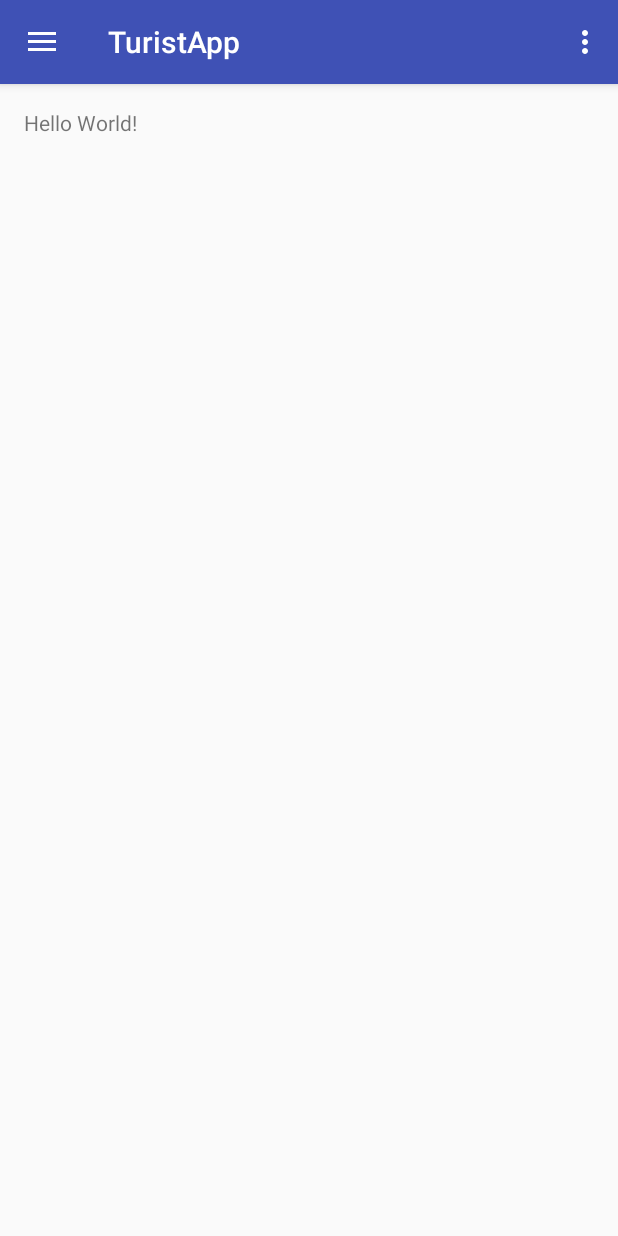
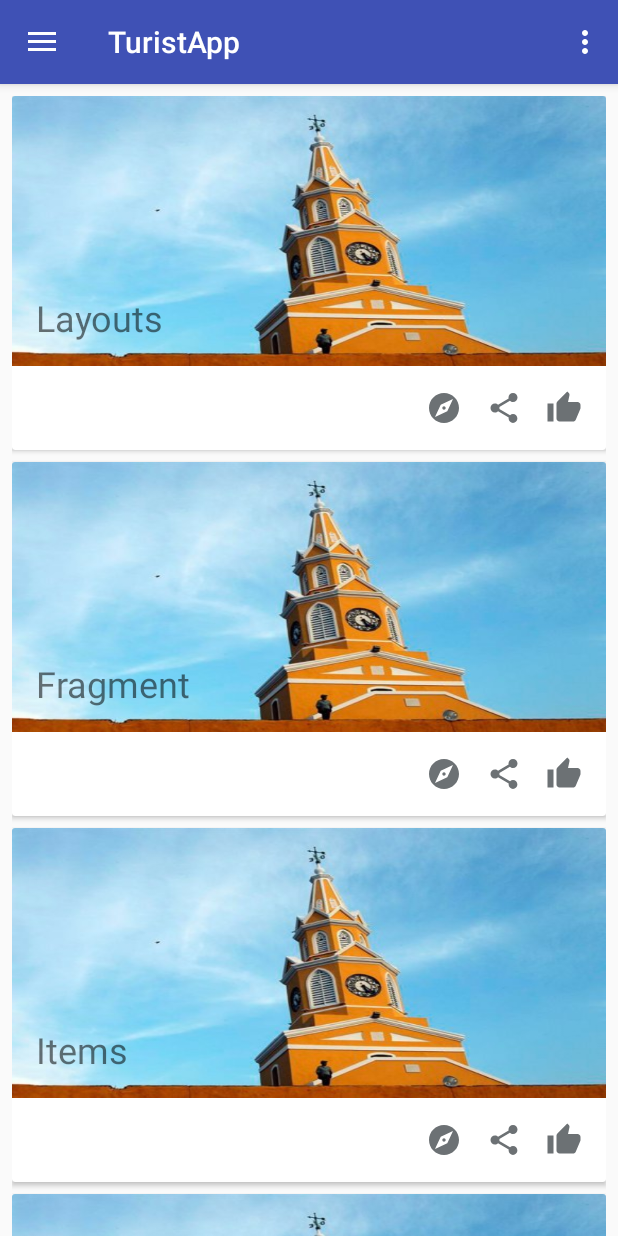
Before and after one commit to Cromeror/turistapp_android, an Android app: the screen it shows after launch (MainActivity), on a phone screen of 412 x 824 dp. Run offline under Robolectric (Android 15) with nearby library versions, the phone set to English and light mode, and no system bars.

Commit message:
Add cards list of sites.
implementation of recycler views.

Drawables
- ic_explore
- ic_share
- ic_thumb_up

Config file module:app

```diff
--- a/app/build.gradle
+++ b/app/build.gradle
@@ -26,5 +26,8 @@ dependencies {
     })
     compile 'com.android.support:appcompat-v7:25.0.0'
     compile 'com.android.support:design:25.0.0'
+    compile 'com.android.support:cardview-v7:25.0.0'
+    compile 'com.android.support:recyclerview-v7:25.0.0'
+    compile 'com.google.android.gms:play-services:9.8.0'
     testCompile 'junit:junit:4.12'
 }
--- a/app/src/main/java/co/com/touristapp/android/MainActivity.java
+++ b/app/src/main/java/co/com/touristapp/android/MainActivity.java
@@ -3,6 +3,8 @@ package co.com.touristapp.android;
 import android.os.Bundle;
 import android.support.design.widget.FloatingActionButton;
 import android.support.design.widget.Snackbar;
+import android.support.v7.widget.LinearLayoutManager;
+import android.support.v7.widget.RecyclerView;
 import android.view.View;
 import android.support.design.widget.NavigationView;
 import android.support.v4.view.GravityCompat;
@@ -15,6 +17,7 @@ import android.view.MenuItem;
 
 public class MainActivity extends AppCompatActivity
         implements NavigationView.OnNavigationItemSelectedListener {
+    private RecyclerView recyclerView;
 
     @Override
     protected void onCreate(Bundle savedInstanceState) {
@@ -31,6 +34,13 @@ public class MainActivity extends AppCompatActivity
 
         NavigationView navigationView = (NavigationView) findViewById(R.id.nav_view);
         navigationView.setNavigationItemSelectedListener(this);
+
+
+        RecyclerAdapter adapter = new RecyclerAdapter(this);
+        recyclerView = (RecyclerView) findViewById(R.id.MiRecycleView);
+        recyclerView.setAdapter(adapter);
+        recyclerView.setHasFixedSize(true);
+        recyclerView.setLayoutManager(new LinearLayoutManager(this));
     }
 
     @Override
--- /dev/null
+++ b/app/src/main/java/co/com/touristapp/android/RecyclerAdapter.java
@@ -0,0 +1,51 @@
+package co.com.touristapp.android;
+
+import android.content.Context;
+import android.support.v7.widget.RecyclerView;
+import android.view.LayoutInflater;
+import android.view.View;
+import android.view.ViewGroup;
+import android.widget.Toast;
+
+/**
+ * Created by Next University
+ */
+public class RecyclerAdapter extends RecyclerView.Adapter<RecyclerViewHolder> {
+    String [] arreglo={"Layouts","Fragment","Items","Java","Android"};
+    Context context;
+    LayoutInflater inflater;
+
+    public RecyclerAdapter(Context context){
+        this.context=context;
+        inflater = LayoutInflater.from(context);
+    }
+
+    @Override
+    public RecyclerViewHolder onCreateViewHolder(ViewGroup parent, int viewType) {
+        View v=inflater.inflate(R.layout.item,parent,false);
+        RecyclerViewHolder view1= new RecyclerViewHolder(v);
+        return view1;
+    }
+
+    @Override
+    public void onBindViewHolder(RecyclerViewHolder holder, int position) {
+        holder.t1.setText(arreglo[position]);
+        holder.im.setOnClickListener(onClickListener);
+        holder.im.setTag(holder);
+
+
+    }
+    View.OnClickListener onClickListener= new View.OnClickListener() {
+        @Override
+        public void onClick(View v) {
+            RecyclerViewHolder vh=(RecyclerViewHolder)v.getTag();
+            int posicion = vh.getAdapterPosition();
+            Toast.makeText(context,"La posicion es"+posicion,Toast.LENGTH_SHORT).show();
+        }
+    };
+
+    @Override
+    public int getItemCount() {
+        return arreglo.length;
+    }
+}
--- /dev/null
+++ b/app/src/main/java/co/com/touristapp/android/RecyclerViewHolder.java
@@ -0,0 +1,21 @@
+package co.com.touristapp.android;
+
+import android.support.v7.widget.RecyclerView;
+import android.view.View;
+import android.widget.ImageView;
+import android.widget.TextView;
+
+/**
+ * @author Cristobal Romero Rossi <cristobalromerorossi@gmail.com>
+ * @version 1.0 SNAPSHOT
+ */
+public class RecyclerViewHolder extends RecyclerView.ViewHolder {
+    TextView t1,t2;
+    ImageView im;
+
+    public RecyclerViewHolder(View itemView) {
+        super(itemView);
+        t1= (TextView)itemView.findViewById(R.id.primary_text);
+        im=(ImageView)itemView.findViewById(R.id.img_cover);
+    }
+}
--- /dev/null
+++ b/app/src/main/res/drawable-v21/ic_explore.xml
@@ -0,0 +1,9 @@
+<vector xmlns:android="http://schemas.android.com/apk/res/android"
+        android:width="24dp"
+        android:height="24dp"
+        android:viewportWidth="24.0"
+        android:viewportHeight="24.0">
+    <path
+        android:pathData="M12,10.9c-0.61,0 -1.1,0.49 -1.1,1.1s0.49,1.1 1.1,1.1c0.61,0 1.1,-0.49 1.1,-1.1s-0.49,-1.1 -1.1,-1.1zM12,2C6.48,2 2,6.48 2,12s4.48,10 10,10 10,-4.48 10,-10S17.52,2 12,2zM14.19,14.19L6,18l3.81,-8.19L18,6l-3.81,8.19z"
+        android:fillColor="#6c7174"/>
+</vector>
--- /dev/null
+++ b/app/src/main/res/drawable-v21/ic_share.xml
@@ -0,0 +1,9 @@
+<vector xmlns:android="http://schemas.android.com/apk/res/android"
+        android:width="24dp"
+        android:height="24dp"
+        android:viewportWidth="24.0"
+        android:viewportHeight="24.0">
+    <path
+        android:pathData="M18,16.08c-0.76,0 -1.44,0.3 -1.96,0.77L8.91,12.7c0.05,-0.23 0.09,-0.46 0.09,-0.7s-0.04,-0.47 -0.09,-0.7l7.05,-4.11c0.54,0.5 1.25,0.81 2.04,0.81 1.66,0 3,-1.34 3,-3s-1.34,-3 -3,-3 -3,1.34 -3,3c0,0.24 0.04,0.47 0.09,0.7L8.04,9.81C7.5,9.31 6.79,9 6,9c-1.66,0 -3,1.34 -3,3s1.34,3 3,3c0.79,0 1.5,-0.31 2.04,-0.81l7.12,4.16c-0.05,0.21 -0.08,0.43 -0.08,0.65 0,1.61 1.31,2.92 2.92,2.92 1.61,0 2.92,-1.31 2.92,-2.92s-1.31,-2.92 -2.92,-2.92z"
+        android:fillColor="#6c7174"/>
+</vector>
--- /dev/null
+++ b/app/src/main/res/drawable-v21/ic_thumb_up.xml
@@ -0,0 +1,9 @@
+<vector xmlns:android="http://schemas.android.com/apk/res/android"
+        android:width="24dp"
+        android:height="24dp"
+        android:viewportWidth="24.0"
+        android:viewportHeight="24.0">
+    <path
+        android:pathData="M1,21h4L5,9L1,9v12zM23,10c0,-1.1 -0.9,-2 -2,-2h-6.31l0.95,-4.57 0.03,-0.32c0,-0.41 -0.17,-0.79 -0.44,-1.06L14.17,1 7.59,7.59C7.22,7.95 7,8.45 7,9v10c0,1.1 0.9,2 2,2h9c0.83,0 1.54,-0.5 1.84,-1.22l3.02,-7.05c0.09,-0.23 0.14,-0.47 0.14,-0.73v-1.91l-0.01,-0.01L23,10z"
+        android:fillColor="#6c7174"/>
+</vector>
--- a/app/src/main/res/layout/content_main.xml
+++ b/app/src/main/res/layout/content_main.xml
@@ -5,16 +5,16 @@
     android:id="@+id/content_main"
     android:layout_width="match_parent"
     android:layout_height="match_parent"
-    android:paddingBottom="@dimen/activity_vertical_margin"
-    android:paddingLeft="@dimen/activity_horizontal_margin"
-    android:paddingRight="@dimen/activity_horizontal_margin"
-    android:paddingTop="@dimen/activity_vertical_margin"
     app:layout_behavior="@string/appbar_scrolling_view_behavior"
     tools:context="co.com.touristapp.android.MainActivity"
     tools:showIn="@layout/app_bar_main">
 
-    <TextView
-        android:layout_width="wrap_content"
-        android:layout_height="wrap_content"
-        android:text="Hello World!" />
+    <android.support.v7.widget.RecyclerView
+        android:id="@+id/MiRecycleView"
+        android:layout_width="match_parent"
+        android:layout_height="match_parent"
+        android:paddingLeft="8dp"
+        android:paddingRight="8dp"
+        android:paddingTop="8dp"
+        android:scrollbars="vertical" />
 </RelativeLayout>
--- /dev/null
+++ b/app/src/main/res/layout/item.xml
@@ -0,0 +1,43 @@
+<?xml version="1.0" encoding="utf-8"?>
+<android.support.v7.widget.CardView xmlns:android="http://schemas.android.com/apk/res/android"
+    xmlns:card_view="http://schemas.android.com/tools"
+    android:id="@+id/cardview"
+    android:layout_width="match_parent"
+    android:layout_height="wrap_content"
+    android:layout_marginBottom="8dp"
+    android:elevation="20dp"
+    card_view:cardCornerRadius="2dp">
+
+    <LinearLayout
+        android:layout_width="match_parent"
+        android:layout_height="match_parent"
+        android:orientation="vertical">
+
+        <FrameLayout
+            android:layout_width="match_parent"
+            android:layout_height="180dp">
+
+            <ImageView
+                android:id="@+id/img_cover"
+                android:layout_width="match_parent"
+                android:layout_height="match_parent"
+                android:contentDescription="@string/img_cover"
+                android:scaleType="fitXY"
+                android:src="@mipmap/tower_clock" />
+
+            <TextView
+                android:id="@+id/primary_text"
+                android:layout_width="match_parent"
+                android:layout_height="wrap_content"
+                android:layout_gravity="bottom"
+                android:paddingBottom="@dimen/card_padding"
+                android:paddingLeft="@dimen/card_padding"
+                android:paddingRight="@dimen/card_padding"
+                android:paddingTop="@dimen/card_padding_top"
+                android:text="@string/site_name_preview"
+                android:textSize="@dimen/card_primary_text" />
+        </FrameLayout>
+
+        <include layout="@layout/item_action" />
+    </LinearLayout>
+</android.support.v7.widget.CardView>
--- /dev/null
+++ b/app/src/main/res/layout/item_action.xml
@@ -0,0 +1,26 @@
+<?xml version="1.0" encoding="utf-8"?>
+<LinearLayout xmlns:android="http://schemas.android.com/apk/res/android"
+    android:layout_width="wrap_content"
+    android:layout_height="wrap_content"
+    android:orientation="horizontal"
+    android:layout_gravity="end"
+    android:padding="@dimen/card_padding_actions">
+
+    <ImageView
+        android:layout_width="wrap_content"
+        android:layout_height="wrap_content"
+        android:padding="@dimen/card_padding_actions"
+        android:src="@drawable/ic_explore" />
+
+    <ImageView
+        android:layout_width="wrap_content"
+        android:layout_height="wrap_content"
+        android:padding="@dimen/card_padding_actions"
+        android:src="@drawable/ic_share" />
+
+    <ImageView
+        android:layout_width="wrap_content"
+        android:layout_height="wrap_content"
+        android:padding="@dimen/card_padding_actions"
+        android:src="@drawable/ic_thumb_up" />
+</LinearLayout>
--- a/app/src/main/res/values/dimens.xml
+++ b/app/src/main/res/values/dimens.xml
@@ -6,4 +6,9 @@
     <dimen name="activity_horizontal_margin">16dp</dimen>
     <dimen name="activity_vertical_margin">16dp</dimen>
     <dimen name="fab_margin">16dp</dimen>
+    <dimen name="margin_global">16dp</dimen>
+    <dimen name="card_padding_top">24dp</dimen>
+    <dimen name="card_primary_text">24sp</dimen>
+    <dimen name="card_padding">16dp</dimen>
+    <dimen name="card_padding_actions">8dp</dimen>
 </resources>
--- /dev/null
+++ b/app/src/main/res/values/ids.xml
@@ -0,0 +1,4 @@
+<?xml version="1.0" encoding="utf-8"?>
+<resources>
+    <item name="texto" type="id">sdhfsdf</item>
+</resources>
--- a/app/src/main/res/values/strings.xml
+++ b/app/src/main/res/values/strings.xml
@@ -5,4 +5,6 @@
     <string name="navigation_drawer_close">Close navigation drawer</string>
 
     <string name="action_settings">Settings</string>
+    <string name="img_cover">img_cover</string>
+    <string name="site_name_preview">Site name</string>
 </resources>
```
Also changed, not shown: app/src/main/res/mipmap-mdpi/tower_clock.JPG (added).
